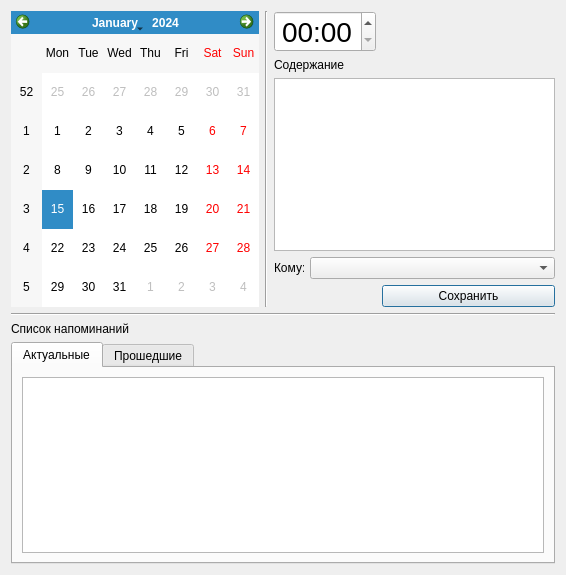
Old version of the form RemindersDialog.ui in the repository okostynchuk/Outcall.
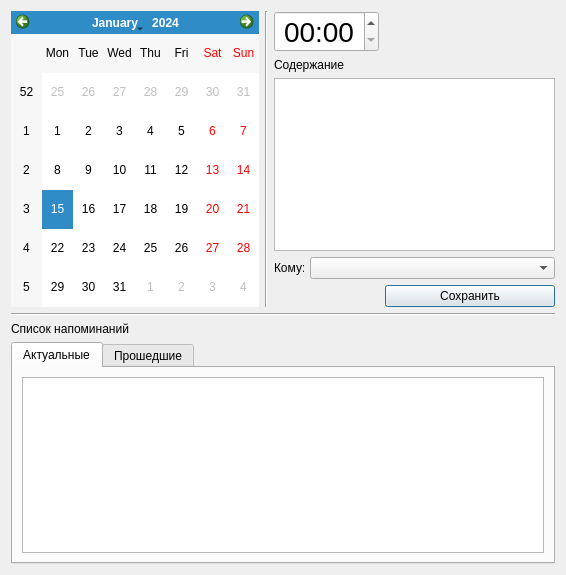
New version of the form.

Commit message: CallHistoryDialog's GUI fixed

```diff
--- a/RemindersDialog.ui
+++ b/RemindersDialog.ui
@@ -10,6 +10,12 @@
     <height>575</height>
    </rect>
   </property>
+  <property name="minimumSize">
+   <size>
+    <width>0</width>
+    <height>0</height>
+   </size>
+  </property>
   <property name="windowTitle">
    <string>Напоминания</string>
   </property>
@@ -69,9 +75,15 @@
        </item>
        <item row="0" column="0" colspan="2">
         <widget class="QTimeEdit" name="timeEdit">
+         <property name="minimumSize">
+          <size>
+           <width>105</width>
+           <height>0</height>
+          </size>
+         </property>
          <property name="maximumSize">
           <size>
-           <width>120</width>
+           <width>125</width>
            <height>16777215</height>
           </size>
          </property>
```
The commit also changes 2 other files.
